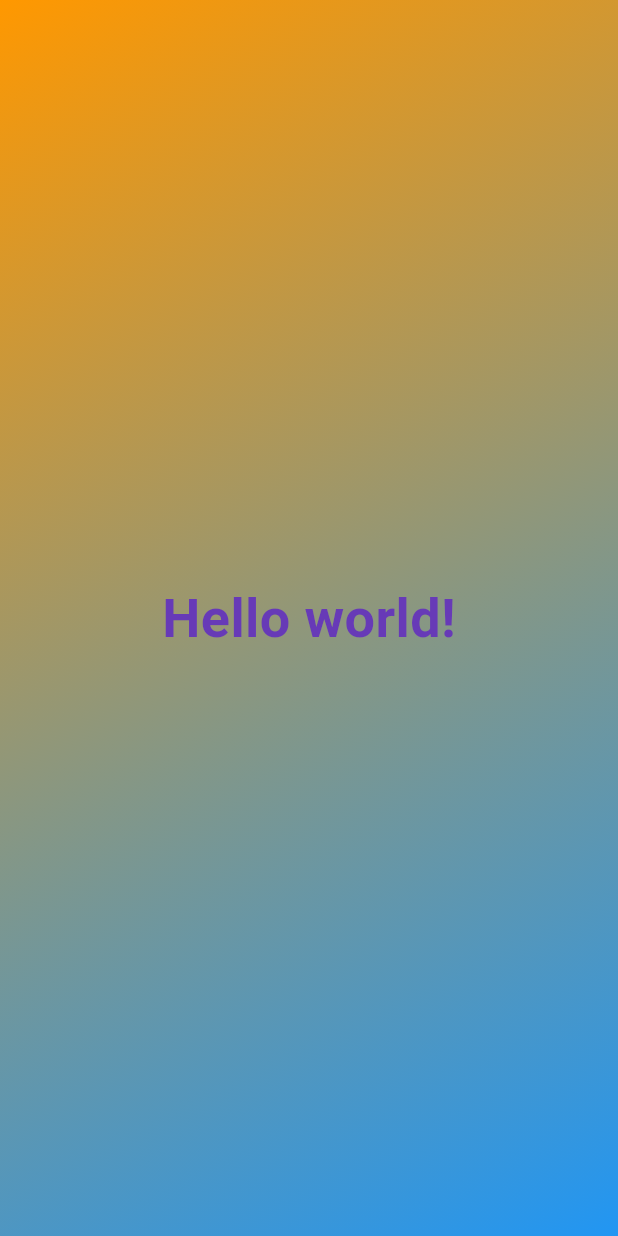
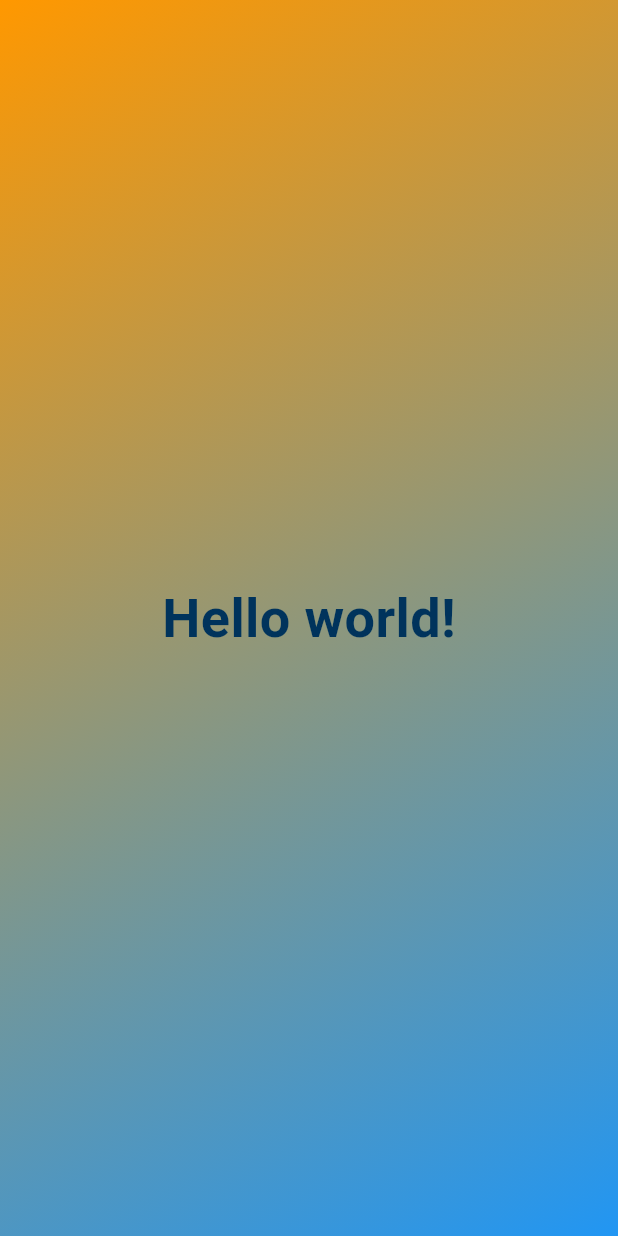
Before and after one commit to lutsenko-yuriy/roll-dice-app, a Flutter app: the screen it shows after launch, on a phone screen of 412 x 824 dp. Run offline on Flutter 3.47's test engine with Material 3 defaults, Android fonts, the phone set to English and light mode, and no system bars.

```diff
--- a/lib/main.dart
+++ b/lib/main.dart
@@ -2,9 +2,20 @@ import 'package:flutter/material.dart';
 
 void main() {
   runApp(
-    MaterialApp(
+    const MaterialApp(
       home: Scaffold(
-        body: Container(
+        body: GradientContainer(),
+      ),
+    ),
+  );
+}
+
+class GradientContainer extends StatelessWidget {
+  const GradientContainer({key}): super(key: key);
+
+  @override
+  Widget build(context) {
+    return Container(
       decoration: const BoxDecoration(
         gradient: LinearGradient(
           colors: [Colors.orange, Colors.blue],
@@ -16,14 +27,11 @@ void main() {
         child: Text(
           "Hello world!",
           style: TextStyle(
-                color: Colors.deepPurple,
+              color: Color.fromARGB(255, 0, 51, 92),
               fontSize: 36,
-                fontWeight: FontWeight.bold
-              ),
-            ),
-          ),
-        ),
+              fontWeight: FontWeight.bold),
         ),
       ),
     );
   }
+}
```
Lines whose indentation alone changed are shown as unchanged.
